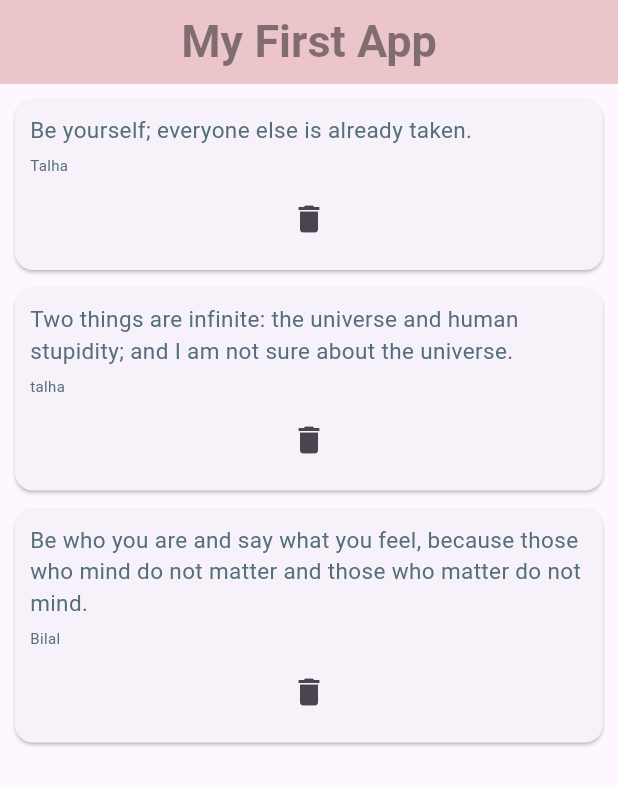
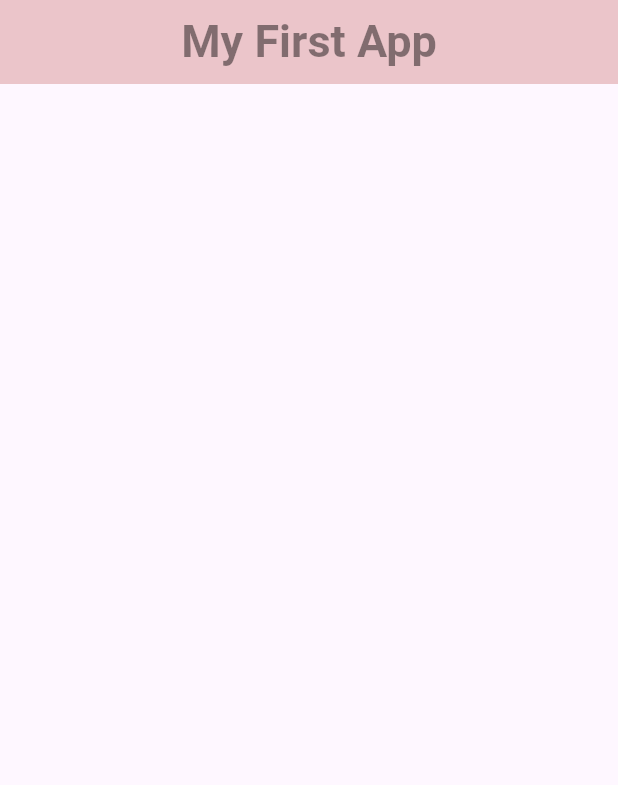
Before and after one commit to Talha-Aslam/myapp, a Flutter app: the screen it shows after launch, on a phone screen of 412 x 824 dp. Shown: the top 785 px of the screen. Run offline on Flutter 3.47's test engine with Material 3 defaults, Android fonts, the phone set to English and light mode, and no system bars.

Commit message:
making time app

```diff
--- a/app/lib/main.dart
+++ b/app/lib/main.dart
@@ -1,38 +1,53 @@
-import 'quotes.dart';
+// import 'quotes.dart';
 import 'package:flutter/material.dart';
-import 'quotes_card.dart';
+import 'pages/home.dart';
+// import 'quotes_card.dart';
 
+// void main() {
+//   //runapp app ko run karna ka function jo materialapp ko run kary ga
+//   runApp(const MaterialApp(home: Home()));
+// }
+
+// class Home extends StatefulWidget {
+//   const Home({super.key});
+
+//   @override
+//   State<Home> createState() => _HomeState();
+// }
+
+// ***********************FOr making time app*****************************
+// using home from the pages/dart/home class
 void main() {
   //runapp app ko run karna ka function jo materialapp ko run kary ga
   runApp(const MaterialApp(home: Home()));
 }
 
-class Home extends StatefulWidget {
-  const Home({super.key});
+// class Home extends StatefulWidget {
+//   const Home({super.key});
 
-  @override
-  State<Home> createState() => _HomeState();
-}
+//   @override
+//   State<Home> createState() => _HomeState();
+// }
 
-class _HomeState extends State<Home> {
-  int counter = 0;
+// class _HomeState extends State<Home> {
+  // int counter = 0;
   // List<String> quotes = [
   //   'Be yourself; everyone else is already taken.',
   //   'Two things are infinite: the universe and human stupidity; and I am not sure about the universe.',
   //   'Be who you are and say what you feel, because those who mind do not matter and those who matter do not mind.'
   // ];
-  List<Quotes> quotes = [
-    Quotes(
-        text: 'Be yourself; everyone else is already taken.', aurthor: "Talha"),
-    Quotes(
-        text:
-            'Two things are infinite: the universe and human stupidity; and I am not sure about the universe.',
-        aurthor: "talha"),
-    Quotes(
-        text:
-            'Be who you are and say what you feel, because those who mind do not matter and those who matter do not mind.',
-        aurthor: "Bilal")
-  ];
+  // List<Quotes> quotes = [
+  //   Quotes(
+  //       text: 'Be yourself; everyone else is already taken.', aurthor: "Talha"),
+  //   Quotes(
+  //       text:
+  //           'Two things are infinite: the universe and human stupidity; and I am not sure about the universe.',
+  //       aurthor: "talha"),
+  //   Quotes(
+  //       text:
+  //           'Be who you are and say what you feel, because those who mind do not matter and those who matter do not mind.',
+  //       aurthor: "Bilal")
+  // ];
 //*********************creatin a card with quote class template for the quotes ********************************/
   // Widget quotetemplate(quote) {
   //   return QuoteCard(
@@ -44,16 +59,16 @@ class _HomeState extends State<Home> {
   //       });
   // }
 
-  @override
-  Widget build(BuildContext context) {
-    return Scaffold(
+  // @override
+  // Widget build(BuildContext context) {
+  //   return Scaffold(
 //stless this is snippet for stateless widget
 // class Home extends StatelessWidget {
 //   const Home({super.key});
 
-//   @override
-//   Widget build(BuildContext context) {
-//     return Scaffold(
+  // @override
+  // Widget build(BuildContext context) {
+  //   return Scaffold(
       // appBar: AppBar(
       //   title: const Text(
       //     "Hania First App",
@@ -355,30 +370,49 @@ class _HomeState extends State<Home> {
       // ));
 
       //*******************Extracting widgets******************** */
-        appBar: AppBar(
-          title: const Text(
-            "My First App",
-            style: TextStyle(
-              fontSize: 30.0,
-              fontWeight: FontWeight.bold,
-              color: Color.fromARGB(115, 0, 0, 0),
-              //backgroundColor: const Color.fromARGB(255, 129, 175, 213),
-            ),
-          ),
-          backgroundColor: const Color.fromARGB(95, 203, 114, 114),
-          centerTitle: true,
-        ),
-        body: Column(
-          children: quotes
-              .map((quote) => QuoteCard(
-                    quote: quote,
-                    delete: () {
-                      setState(() {
-                        quotes.remove(quote);
-                      });
-                    },
-                  ))
-              .toList(),
-        ));
-  }
-}
+//         appBar: AppBar(
+//           title: const Text(
+//             "My First App",
+//             style: TextStyle(
+//               fontSize: 30.0,
+//               fontWeight: FontWeight.bold,
+//               color: Color.fromARGB(115, 0, 0, 0),
+//               //backgroundColor: const Color.fromARGB(255, 129, 175, 213),
+//             ),
+//           ),
+//           backgroundColor: const Color.fromARGB(95, 203, 114, 114),
+//           centerTitle: true,
+//         ),
+//         body: Column(
+//           children: quotes
+//               .map((quote) => QuoteCard(
+//                     quote: quote,
+//                     delete: () {
+//                       setState(() {
+//                         quotes.remove(quote);
+//                       });
+//                     },
+//                   ))
+//               .toList(),
+//         ));
+//   }
+// }
+
+// *********************************using time library  ****************************************************/
+
+//       appBar: AppBar(
+//         title: const Text(
+//           "My First App",
+//           style: TextStyle(
+//             fontSize: 30.0,
+//             fontWeight: FontWeight.bold,
+//             color: Color.fromARGB(115, 0, 0, 0),
+//             //backgroundColor: const Color.fromARGB(255, 129, 175, 213),
+//           ),
+//         ),
+//         backgroundColor: const Color.fromARGB(95, 203, 114, 114),
+//         centerTitle: true,
+//       ),
+//     );
+//   }
+// }
--- /dev/null
+++ b/app/lib/pages/chose_location.dart
@@ -0,0 +1 @@
+import 'package:flutter/material.dart';
--- /dev/null
+++ b/app/lib/pages/home.dart
@@ -0,0 +1,29 @@
+import 'package:flutter/material.dart';
+
+class Home extends StatefulWidget {
+  const Home({super.key});
+
+  @override
+  State<Home> createState() => _HomeState();
+}
+
+class _HomeState extends State<Home> {
+  @override
+  Widget build(BuildContext context) {
+    return Scaffold(
+      appBar: AppBar(
+        title: const Text(
+          "My First App",
+          style: TextStyle(
+            fontSize: 30.0,
+            fontWeight: FontWeight.bold,
+            color: Color.fromARGB(115, 0, 0, 0),
+            //backgroundColor: const Color.fromARGB(255, 129, 175, 213),
+          ),
+        ),
+        backgroundColor: const Color.fromARGB(95, 203, 114, 114),
+        centerTitle: true,
+      ),
+    );
+  }
+}
--- /dev/null
+++ b/app/lib/pages/loading.dart
@@ -0,0 +1 @@
+import 'package:flutter/material.dart';
```
Lines whose indentation alone changed are shown as unchanged.
